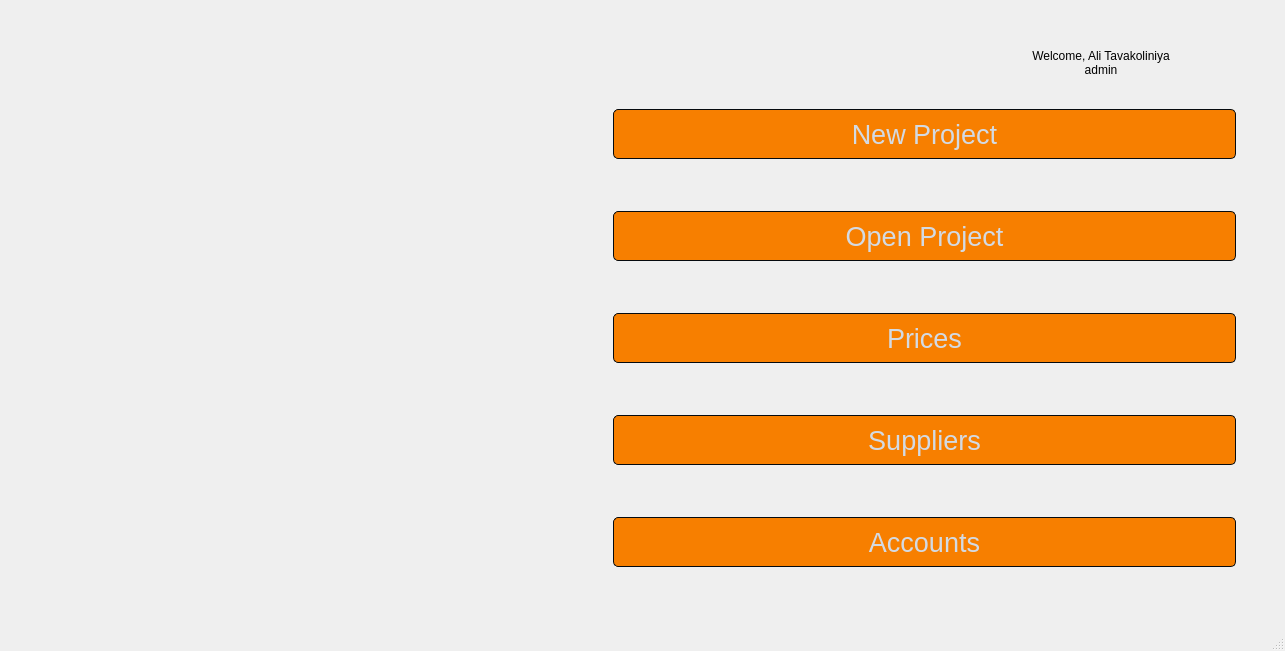
Above: ui/main.ui from AliTavakoliNiya/GriinPower before the change. Below: the same form after it.
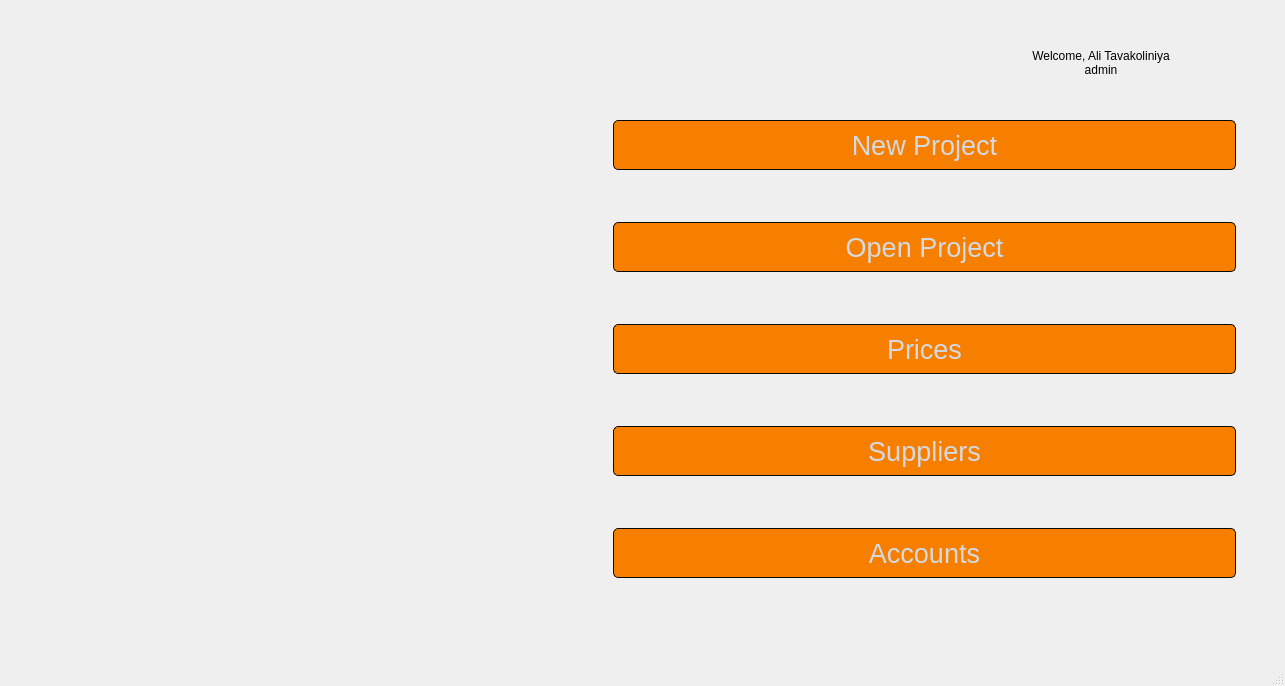
That is the form after the change. Icons and pictures are not drawn.

The edit to the form file:
```diff
--- a/ui/main.ui
+++ b/ui/main.ui
@@ -7,7 +7,7 @@
     <x>0</x>
     <y>0</y>
     <width>1285</width>
-    <height>651</height>
+    <height>686</height>
    </rect>
   </property>
   <property name="windowTitle">
```
